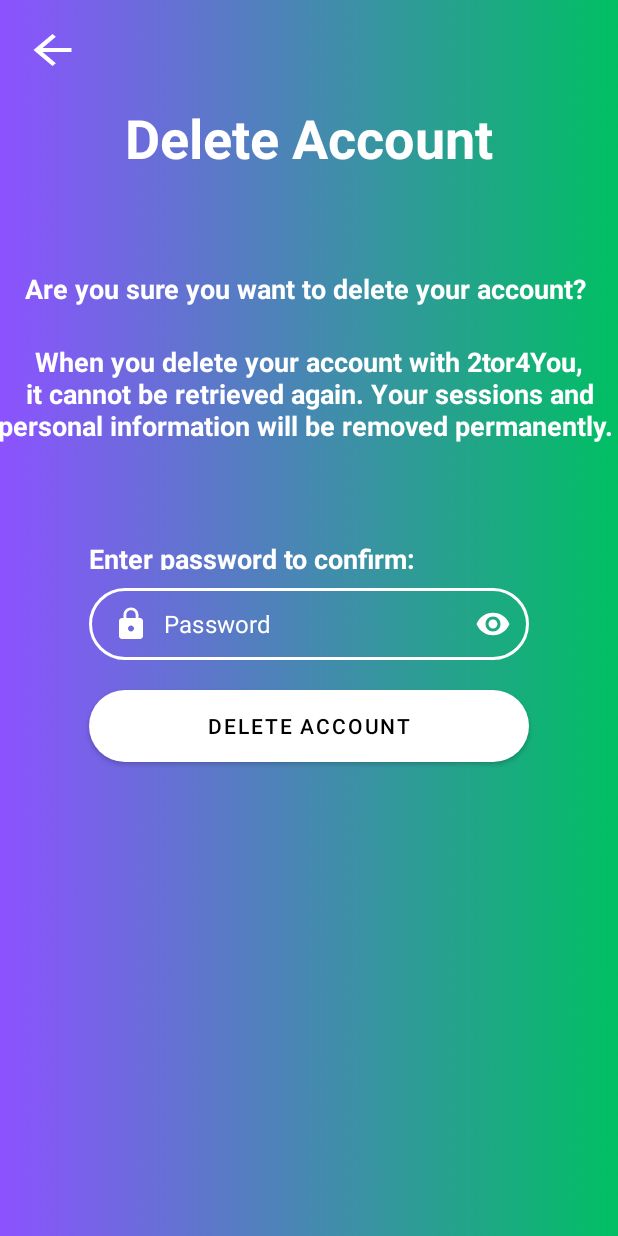
After one commit to MischkaStrydom/2tor4You, an Android app: the ActivityDeleteAccount screen opened directly, with no data from a screen before it, on a phone screen of 412 x 824 dp. The commit adds this screen. Run offline under Robolectric (Android 15) with nearby library versions, the phone set to English and light mode, and no system bars.

Commit message:
Commit Delete Account Activity and small other changes

```diff
--- a/app/src/main/AndroidManifest.xml
+++ b/app/src/main/AndroidManifest.xml
@@ -11,6 +11,9 @@
         android:supportsRtl="true"
         android:theme="@style/Theme.2tor4You"
         tools:targetApi="31">
+        <activity
+            android:name=".ActivityDeleteAccount"
+            android:exported="false" />
         <activity
             android:name=".ActivityChangePassword"
             android:exported="false" />
--- /dev/null
+++ b/app/src/main/java/com/example/a2tor4you/ActivityDeleteAccount.java
@@ -0,0 +1,14 @@
+package com.example.a2tor4you;
+
+import androidx.appcompat.app.AppCompatActivity;
+
+import android.os.Bundle;
+
+public class ActivityDeleteAccount extends AppCompatActivity {
+
+    @Override
+    protected void onCreate(Bundle savedInstanceState) {
+        super.onCreate(savedInstanceState);
+        setContentView(R.layout.activity_delete_account);
+    }
+}
--- /dev/null
+++ b/app/src/main/res/layout/activity_delete_account.xml
@@ -0,0 +1,130 @@
+<?xml version="1.0" encoding="utf-8"?>
+<androidx.constraintlayout.widget.ConstraintLayout xmlns:android="http://schemas.android.com/apk/res/android"
+    xmlns:app="http://schemas.android.com/apk/res-auto"
+    xmlns:tools="http://schemas.android.com/tools"
+    android:layout_width="match_parent"
+    android:layout_height="match_parent"
+    android:background="@drawable/design"
+    tools:context=".ActivityDeleteAccount">
+
+    <Button
+        android:id="@+id/btnDeleteAccount"
+        android:layout_width="0dp"
+        android:layout_height="wrap_content"
+        android:layout_marginTop="20dp"
+        android:background="@drawable/btn_bg"
+        android:backgroundTint="@color/white"
+        android:text="Delete Account"
+        android:textColor="@color/black"
+        app:layout_constraintEnd_toEndOf="@+id/textInputLayoutDeleteAccountPassword"
+        app:layout_constraintStart_toStartOf="@+id/textInputLayoutDeleteAccountPassword"
+        app:layout_constraintTop_toBottomOf="@+id/textInputLayoutDeleteAccountPassword"
+        app:rippleColor="@color/white" />
+
+    <com.google.android.material.textfield.TextInputLayout
+        android:id="@+id/textInputLayoutDeleteAccountPassword"
+        android:layout_width="0dp"
+        android:layout_height="wrap_content"
+
+        android:layout_marginTop="12dp"
+        android:textColorHint="@color/white"
+        app:boxBackgroundMode="none"
+        app:helperTextTextColor="@color/white"
+        app:hintEnabled="false"
+        app:layout_constraintBottom_toBottomOf="parent"
+        app:layout_constraintEnd_toEndOf="@+id/txtDeleteConfirmPassword"
+        app:layout_constraintStart_toStartOf="@+id/txtDeleteConfirmPassword"
+        app:layout_constraintTop_toBottomOf="@+id/txtDeleteConfirmPassword"
+        app:layout_constraintVertical_bias="0.0"
+        app:passwordToggleEnabled="true"
+        app:passwordToggleTint="@color/white">
+
+        <com.google.android.material.textfield.TextInputEditText
+            android:id="@+id/txtDeleteAccountPassword"
+            android:layout_width="match_parent"
+            android:layout_height="wrap_content"
+            android:background="@drawable/input_bg"
+            android:drawableStart="@drawable/ic_lock"
+            android:drawablePadding="10dp"
+            android:gravity="center_vertical"
+            android:hint="Password"
+            android:inputType="textPassword"
+            android:paddingLeft="20dp"
+            android:paddingTop="10dp"
+            android:paddingRight="10dp"
+            android:paddingBottom="10dp"
+            android:textColor="@color/white"
+            android:textColorHint="@color/white"
+            app:hintAnimationEnabled="false" />
+    </com.google.android.material.textfield.TextInputLayout>
+
+    <TextView
+        android:id="@+id/txtDeleteConfirmPassword"
+        android:layout_width="293dp"
+        android:layout_height="20dp"
+        android:layout_marginTop="64dp"
+        android:text="Enter password to confirm:"
+        android:textColor="@color/white"
+        android:textSize="18sp"
+        android:textStyle="bold"
+        app:layout_constraintEnd_toEndOf="parent"
+        app:layout_constraintStart_toStartOf="@+id/txtD"
+        app:layout_constraintTop_toBottomOf="@+id/txtD" />
+
+    <TextView
+        android:id="@+id/txtD"
+        android:layout_width="wrap_content"
+        android:layout_height="wrap_content"
+        android:layout_marginTop="24dp"
+        android:text="When you delete your account with 2tor4You, it cannot be retrieved again. Your sessions and personal information will be removed permanently. "
+        android:textAlignment="center"
+        android:textColor="@color/white"
+        android:textSize="18sp"
+        android:textStyle="bold"
+        app:layout_constraintEnd_toEndOf="@+id/txtSureDeleteAccount"
+        app:layout_constraintHorizontal_bias="0.45"
+        app:layout_constraintStart_toStartOf="@+id/txtSureDeleteAccount"
+        app:layout_constraintTop_toBottomOf="@+id/txtSureDeleteAccount" />
+
+    <TextView
+        android:id="@+id/txtSureDeleteAccount"
+        android:layout_width="wrap_content"
+        android:layout_height="wrap_content"
+        android:layout_marginTop="64dp"
+        android:text="Are you sure you want to delete your account?"
+        android:textColor="@color/white"
+        android:textSize="18sp"
+        android:textStyle="bold"
+        app:layout_constraintEnd_toEndOf="@+id/txt_HeadingDeleteAccount"
+        app:layout_constraintHorizontal_bias="0.52"
+        app:layout_constraintStart_toStartOf="@+id/txt_HeadingDeleteAccount"
+        app:layout_constraintTop_toBottomOf="@+id/txt_HeadingDeleteAccount" />
+
+    <Button
+        android:id="@+id/btnBack_DeleteAccountToSettings"
+        android:layout_width="38dp"
+        android:layout_height="32dp"
+        android:background="@drawable/ic_arrow_back"
+        app:layout_constraintBottom_toBottomOf="parent"
+        app:layout_constraintEnd_toEndOf="parent"
+        app:layout_constraintHorizontal_bias="0.042"
+        app:layout_constraintStart_toStartOf="parent"
+        app:layout_constraintTop_toTopOf="parent"
+        app:layout_constraintVertical_bias="0.022" />
+
+    <TextView
+        android:id="@+id/txt_HeadingDeleteAccount"
+        android:layout_width="wrap_content"
+        android:layout_height="wrap_content"
+        android:text="Delete Account"
+        android:textColor="@color/white"
+        android:textSize="36sp"
+        android:textStyle="bold"
+        app:layout_constraintBottom_toBottomOf="parent"
+        app:layout_constraintEnd_toEndOf="parent"
+        app:layout_constraintHorizontal_bias="0.498"
+        app:layout_constraintStart_toStartOf="parent"
+        app:layout_constraintTop_toTopOf="parent"
+        app:layout_constraintVertical_bias="0.087" />
+
+</androidx.constraintlayout.widget.ConstraintLayout>
--- a/app/src/main/res/layout/activity_login.xml
+++ b/app/src/main/res/layout/activity_login.xml
@@ -8,6 +8,30 @@
     android:paddingTop="10dp"
     tools:context=".ActivityLogin">
 
+
+    <EditText
+        android:id="@+id/txt_LoginEmail"
+        android:layout_width="0dp"
+        android:layout_height="wrap_content"
+        android:layout_marginStart="32dp"
+        android:layout_marginTop="160dp"
+        android:layout_marginEnd="32dp"
+        android:background="@drawable/input_bg"
+        android:drawableLeft="@drawable/ic_email"
+        android:drawablePadding="10dp"
+        android:ems="10"
+        android:hint="Email"
+        android:inputType="textPersonName"
+        android:paddingLeft="20dp"
+        android:paddingTop="10dp"
+        android:paddingRight="10dp"
+        android:paddingBottom="10dp"
+        android:textColor="@color/white"
+        android:textColorHint="@color/white"
+        app:layout_constraintEnd_toEndOf="parent"
+        app:layout_constraintHorizontal_bias="0.0"
+        app:layout_constraintStart_toStartOf="parent"
+        app:layout_constraintTop_toTopOf="parent" />
 
     <com.google.android.material.textfield.TextInputLayout
         android:id="@+id/textInputLayoutLoginPassword"
@@ -45,30 +69,6 @@
             android:textColorHint="@color/white"
             app:hintAnimationEnabled="false" />
     </com.google.android.material.textfield.TextInputLayout>
-
-    <EditText
-        android:id="@+id/txt_LoginEmail"
-        android:layout_width="0dp"
-        android:layout_height="wrap_content"
-        android:layout_marginStart="32dp"
-        android:layout_marginTop="160dp"
-        android:layout_marginEnd="32dp"
-        android:background="@drawable/input_bg"
-        android:drawableLeft="@drawable/ic_email"
-        android:drawablePadding="10dp"
-        android:ems="10"
-        android:hint="Email"
-        android:inputType="textPersonName"
-        android:paddingLeft="20dp"
-        android:paddingTop="10dp"
-        android:paddingRight="10dp"
-        android:paddingBottom="10dp"
-        android:textColor="@color/white"
-        android:textColorHint="@color/white"
-        app:layout_constraintEnd_toEndOf="parent"
-        app:layout_constraintHorizontal_bias="0.0"
-        app:layout_constraintStart_toStartOf="parent"
-        app:layout_constraintTop_toTopOf="parent" />
 
     <TextView
         android:id="@+id/txt_Login"
```
